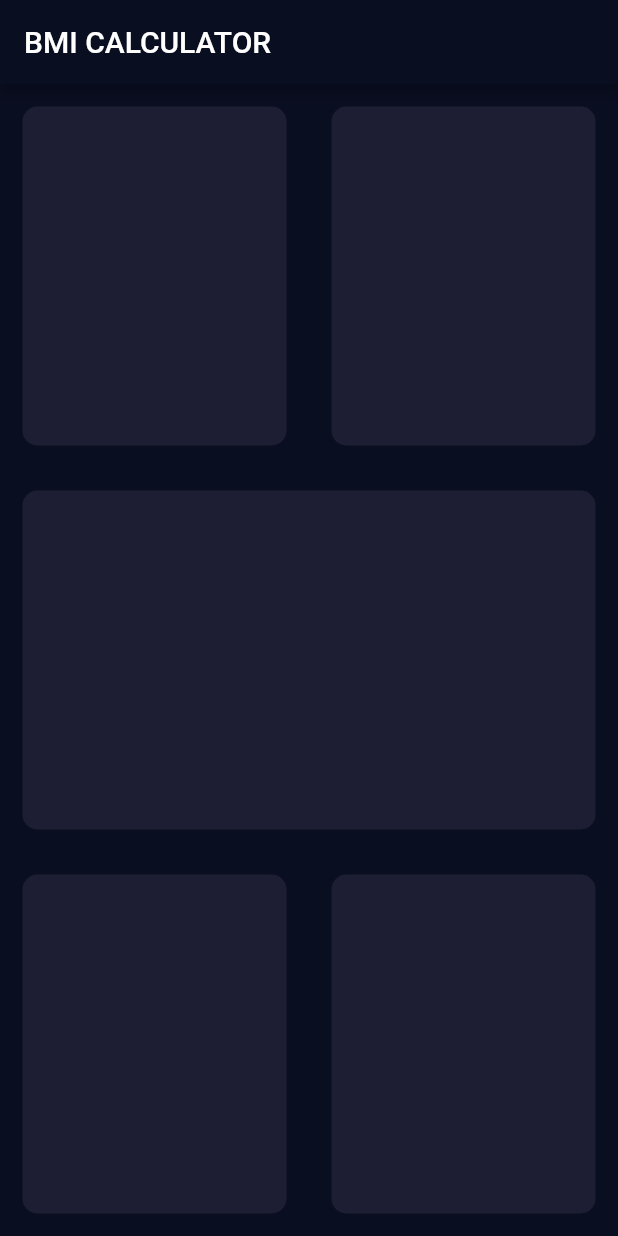
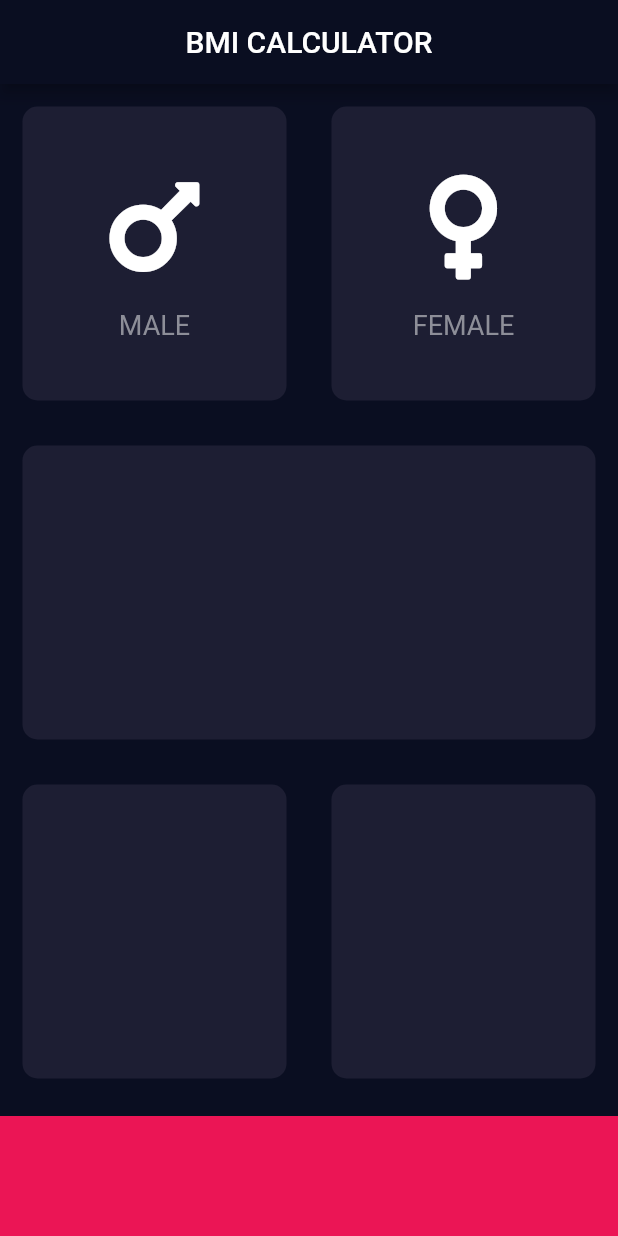
Before and after one commit to davidevanoni/flutter-bmi-calculator-app, a Flutter app: the screen it shows after launch, on a phone screen of 412 x 824 dp. Run offline on Flutter 3.47's test engine with Material 2 defaults, Android fonts, the phone set to English and light mode, and no system bars; our stand-ins replace font_awesome_flutter.

Commit message:
Added icon_content and reusable_card custom widget

```diff
--- /dev/null
+++ b/lib/icon_content.dart
@@ -0,0 +1,33 @@
+import 'package:flutter/material.dart';
+
+const labelTextStyle = TextStyle(
+  fontSize: 18.0,
+  color: Color(0xFF8D8E98),
+);
+
+class IconContent extends StatelessWidget {
+  IconContent({@required this.icon, @required this.label});
+
+  final IconData icon;
+  final String label;
+
+  @override
+  Widget build(BuildContext context) {
+    return Column(
+      mainAxisAlignment: MainAxisAlignment.center,
+      children: <Widget>[
+        Icon(
+          icon,
+          size: 80.0,
+        ),
+        SizedBox(
+          height: 15.0,
+        ),
+        Text(
+          label,
+          style: labelTextStyle,
+        ),
+      ],
+    );
+  }
+}
--- a/lib/input_page.dart
+++ b/lib/input_page.dart
@@ -1,4 +1,11 @@
 import 'package:flutter/material.dart';
+import 'package:font_awesome_flutter/font_awesome_flutter.dart';
+import 'icon_content.dart';
+import 'reusable_card.dart';
+
+const bottomContainerHeight = 80.0;
+const activeCardColour = Color(0xFF1D1E33);
+const bottomContainerColour = Color(0xFFEB1555);
 
 class InputPage extends StatefulWidget {
   @override
@@ -10,7 +17,9 @@ class _InputPageState extends State<InputPage> {
   Widget build(BuildContext context) {
     return Scaffold(
       appBar: AppBar(
-        title: Text('BMI CALCULATOR'),
+        title: Center(
+          child: Text('BMI CALCULATOR'),
+        ),
       ),
       body: Column(
         children: <Widget>[
@@ -19,53 +28,47 @@ class _InputPageState extends State<InputPage> {
               children: <Widget>[
                 Expanded(
                   child: ReusableCard(
-                    colour: Color(0xFF1D1E33),
+                    colour: activeCardColour,
+                    cardChild:
+                        IconContent(icon: FontAwesomeIcons.mars, label: 'MALE'),
                   ),
                 ),
                 Expanded(
-                    child: ReusableCard(
-                  colour: Color(0xFF1D1E33),
-                )),
+                  child: ReusableCard(
+                    colour: activeCardColour,
+                    cardChild: IconContent(
+                        icon: FontAwesomeIcons.venus, label: 'FEMALE'),
+                  ),
+                ),
               ],
             ),
           ),
           Expanded(
               child: ReusableCard(
-            colour: Color(0xFF1D1E33),
+            colour: activeCardColour,
           )),
           Expanded(
             child: Row(
               children: <Widget>[
                 Expanded(
                     child: ReusableCard(
-                  colour: Color(0xFF1D1E33),
+                  colour: activeCardColour,
                 )),
                 Expanded(
                     child: ReusableCard(
-                  colour: Color(0xFF1D1E33),
+                  colour: activeCardColour,
                 )),
               ],
             ),
+          ),
+          Container(
+            color: bottomContainerColour,
+            margin: EdgeInsets.only(top: 10.0),
+            width: double.infinity,
+            height: bottomContainerHeight,
           ),
         ],
       ),
     );
   }
 }
-
-class ReusableCard extends StatelessWidget {
-  ReusableCard({@required this.colour});
-
-  final Color colour;
-
-  @override
-  Widget build(BuildContext context) {
-    return Container(
-      margin: EdgeInsets.all(15.0),
-      decoration: BoxDecoration(
-        borderRadius: BorderRadius.circular(10.0),
-        color: colour,
-      ),
-    );
-  }
-}
--- /dev/null
+++ b/lib/reusable_card.dart
@@ -0,0 +1,20 @@
+import 'package:flutter/material.dart';
+
+class ReusableCard extends StatelessWidget {
+  ReusableCard({@required this.colour, this.cardChild});
+
+  final Color colour;
+  final Widget cardChild;
+
+  @override
+  Widget build(BuildContext context) {
+    return Container(
+      child: cardChild,
+      margin: EdgeInsets.all(15.0),
+      decoration: BoxDecoration(
+        borderRadius: BorderRadius.circular(10.0),
+        color: colour,
+      ),
+    );
+  }
+}
--- a/pubspec.yaml
+++ b/pubspec.yaml
@@ -28,6 +28,7 @@ dependencies:
   # The following adds the Cupertino Icons font to your application.
   # Use with the CupertinoIcons class for iOS style icons.
   cupertino_icons: ^0.1.3
+  font_awesome_flutter: ^8.8.1
 
 dev_dependencies:
   flutter_test:
```
Also changed, not shown: pubspec.lock.
